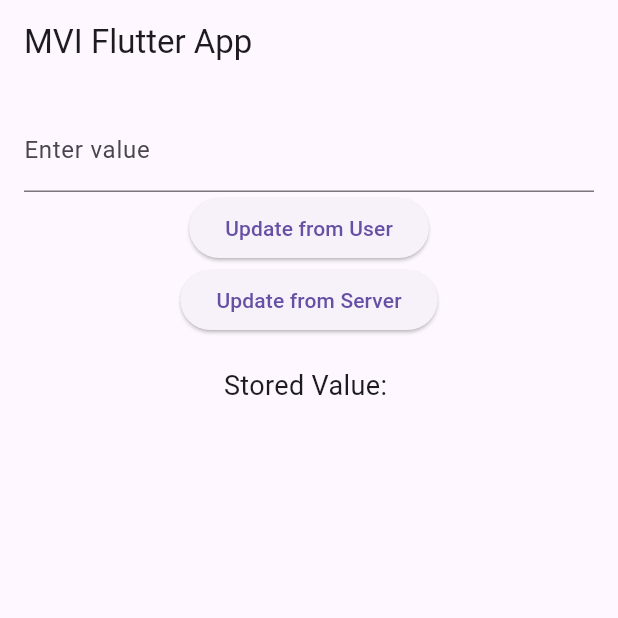
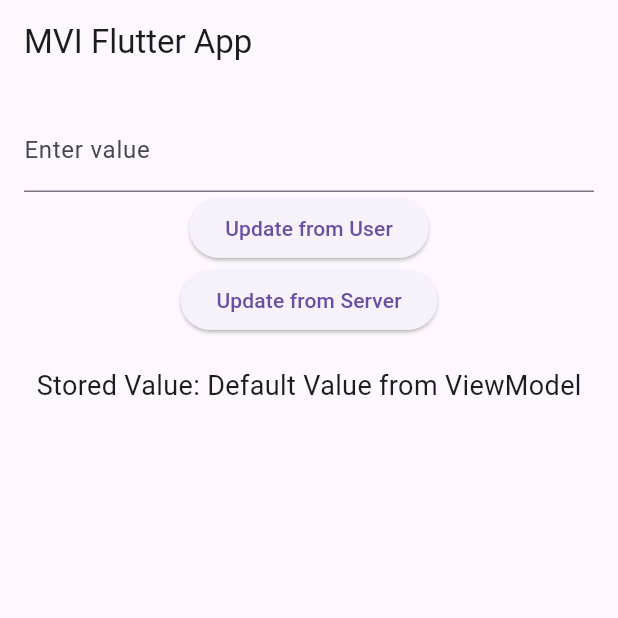
Before and after one commit to sealightclock/test_flutter_dummy_mvi, a Flutter app: the screen it shows after launch, on a phone screen of 412 x 824 dp, the top half of it. Run offline on Flutter 3.47's test engine with Material 3 defaults, Android fonts, the phone set to English and light mode, and no system bars; our stand-ins replace shared_preferences.

Commit message:
4th commit: Deafult values from DataStore and ViewModel; Fixed some compiler warnings.

```diff
--- a/lib/domain/data/local/my_string_shared_prefs_repository.dart
+++ b/lib/domain/data/local/my_string_shared_prefs_repository.dart
@@ -5,7 +5,7 @@ import '../../entity/my_string_entity.dart';
 class MyStringSharedPrefsRepository {
   Future<MyStringEntity> getMyString() async {
     final prefs = await SharedPreferences.getInstance();
-    return MyStringEntity(prefs.getString('my_string') ?? '');
+    return MyStringEntity(prefs.getString('my_string') ?? 'Default Value from DataStore');  // default value for debugging purposes
   }
 
   Future<void> storeMyString(String value) async {
--- a/lib/domain/data/remote/my_string_backend_server_repository.dart
+++ b/lib/domain/data/remote/my_string_backend_server_repository.dart
@@ -4,7 +4,7 @@ import '../../entity/my_string_entity.dart';
 
 class MyStringBackendServerRepository {
   Future<MyStringEntity> fetchFromServer() async {
-    await Future.delayed(Duration(seconds: 2));
+    await Future.delayed(Duration(seconds: 2));  // Simulate a delay
     return MyStringEntity("Server String: ${DateTime.now()}");
   }
 }
--- a/lib/main.dart
+++ b/lib/main.dart
@@ -7,6 +7,8 @@ void main() {
 }
 
 class MyApp extends StatelessWidget {
+  const MyApp({super.key}); // Fix: Added key parameter
+
   @override
   Widget build(BuildContext context) {
     return MaterialApp(
--- a/lib/presentation/view/my_string_home_screen.dart
+++ b/lib/presentation/view/my_string_home_screen.dart
@@ -8,6 +8,8 @@ import '../intent/my_string_intent.dart';
 import '../viewmodel/my_string_viewmodel.dart';
 
 class MyStringHomeScreen extends StatefulWidget {
+  const MyStringHomeScreen({super.key}); // Fix: Added key parameter
+
   @override
   _MyStringHomeScreenState createState() => _MyStringHomeScreenState();
 }
--- a/lib/presentation/viewmodel/my_string_viewmodel.dart
+++ b/lib/presentation/viewmodel/my_string_viewmodel.dart
@@ -12,7 +12,7 @@ class MyStringViewModel with ChangeNotifier {
   final StoreMyStringToSharedPrefsUseCase storeLocalUseCase;
   final GetMyStringFromBackendServerUseCase getRemoteUseCase;
 
-  String myString = '';
+  String myString = 'Default Value from ViewModel';
   bool isLoading = false;
 
   MyStringViewModel({
```
